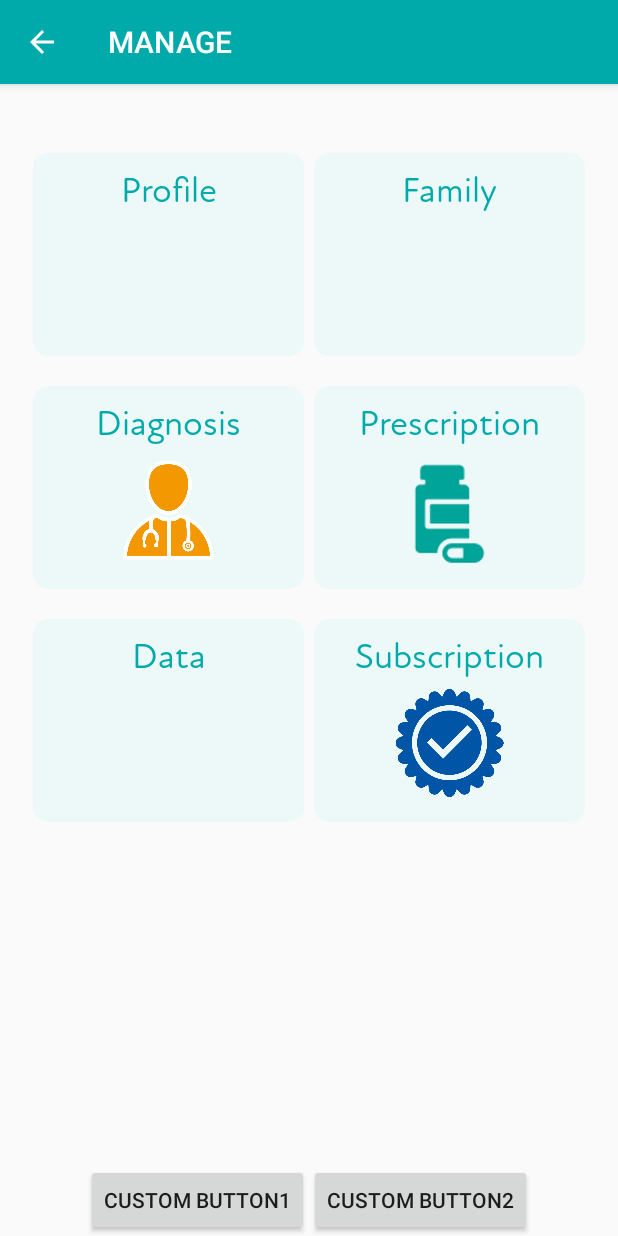
After one commit to priyamshah112/bapatla-health, an Android app: the Manage screen opened directly, with no data from a screen before it, on a phone screen of 412 x 824 dp. The commit adds this screen. Run offline under Robolectric (Android 15) with nearby library versions, the phone set to English and light mode, and no system bars.

Commit message:
manage page ongoing

```diff
--- a/app/build.gradle
+++ b/app/build.gradle
@@ -26,8 +26,8 @@ dependencies {
     implementation 'androidx.appcompat:appcompat:1.1.0'
     implementation 'androidx.constraintlayout:constraintlayout:1.1.3'
     implementation 'androidx.recyclerview:recyclerview:1.1.0'
+    implementation 'androidx.gridlayout:gridlayout:1.0.0'
     testImplementation 'junit:junit:4.12'
     androidTestImplementation 'androidx.test.ext:junit:1.1.1'
     androidTestImplementation 'androidx.test.espresso:espresso-core:3.2.0'
-
 }
--- a/app/src/main/AndroidManifest.xml
+++ b/app/src/main/AndroidManifest.xml
@@ -33,6 +33,8 @@
             android:parentActivityName=".MainActivity"></activity>
         <activity android:name=".DeviceSetupInfo"
             android:parentActivityName=".MainActivity"></activity>
+        <activity android:name=".Manage"
+            android:parentActivityName=".MainActivity"></activity>
         <activity android:name=".MainActivity">
             <intent-filter>
                 <action android:name="android.intent.action.MAIN" />
--- a/app/src/main/java/com/droiduino/companionappcourse/MainActivity.java
+++ b/app/src/main/java/com/droiduino/companionappcourse/MainActivity.java
@@ -188,6 +188,16 @@ public class MainActivity extends AppCompatActivity {
             }
         });
 
+        Button manageButton = findViewById(R.id.manageButton);
+        manageButton.setOnClickListener(new View.OnClickListener() {
+            @Override
+            public void onClick(View view) {
+                // This is the code to move to another screen
+                Intent intent = new Intent(MainActivity.this, Manage.class);
+                startActivity(intent);
+            }
+        });
+
     }
 
     /* ============================ Thread to Create Connection ================================= */
--- /dev/null
+++ b/app/src/main/java/com/droiduino/companionappcourse/Manage.java
@@ -0,0 +1,37 @@
+package com.droiduino.companionappcourse;
+
+import android.content.Intent;
+import android.os.Bundle;
+import android.view.View;
+import android.widget.TextView;
+
+import androidx.appcompat.app.AppCompatActivity;
+
+public class Manage extends AppCompatActivity {
+
+    @Override
+    protected void onCreate(Bundle savedInstanceState) {
+        super.onCreate(savedInstanceState);
+        setContentView(R.layout.manage);
+
+        // final TextView heading = findViewById(R.id.heading);
+        // heading.setText("Did you know");
+
+        //APP BAR PROPERTIES
+        // getSupportActionBar().hide(); // hides appbar
+        getSupportActionBar().setTitle("MANAGE");
+
+//        TextView forgotPasswordButton = findViewById(R.id.forgotPasswordButton);
+//
+//        forgotPasswordButton.setOnClickListener(new View.OnClickListener() {
+//            @Override
+//            public void onClick(View view) {
+//                // This is the code to move to another screen
+//                Intent intent = new Intent(Login.this, ForgotPassword.class);
+//                startActivity(intent);
+//            }
+//        });
+
+    }
+
+}
--- a/app/src/main/res/layout/activity_main.xml
+++ b/app/src/main/res/layout/activity_main.xml
@@ -112,11 +112,18 @@
             android:text="Device Setup Info" />
 
         <Button
-            android:id="@+id/loginButton"
+        android:id="@+id/loginButton"
+        android:layout_width="match_parent"
+        android:layout_height="wrap_content"
+        android:layout_weight="1"
+        android:text="Login Button" />
+
+        <Button
+            android:id="@+id/manageButton"
             android:layout_width="match_parent"
             android:layout_height="wrap_content"
             android:layout_weight="1"
-            android:text="Login Button" />
+            android:text="Manage Button" />
 
     </LinearLayout>
 </androidx.constraintlayout.widget.ConstraintLayout>
--- /dev/null
+++ b/app/src/main/res/layout/manage.xml
@@ -0,0 +1,207 @@
+<?xml version="1.0" encoding="utf-8"?>
+
+<RelativeLayout xmlns:android="http://schemas.android.com/apk/res/android"
+    xmlns:app="http://schemas.android.com/apk/res-auto"
+    xmlns:tools="http://schemas.android.com/tools"
+    android:layout_width="match_parent"
+    android:layout_height="match_parent"
+    tools:context=".Manage">
+
+    <LinearLayout
+        android:id="@+id/buttons"
+        android:layout_width="match_parent"
+        android:layout_height="wrap_content"
+        android:orientation="horizontal"
+        android:gravity="center"
+        android:layout_alignParentBottom="true"
+        app:layout_constraintEnd_toEndOf="parent"
+        app:layout_constraintStart_toStartOf="parent"
+        app:layout_constraintTop_toTopOf="parent">
+        <Button
+            android:layout_width="wrap_content"
+            android:layout_height="wrap_content"
+            android:text="Custom Button1"/>
+        <Button
+            android:layout_width="wrap_content"
+            android:layout_height="wrap_content"
+            android:text="Custom Button2"/>
+    </LinearLayout>
+
+    <ScrollView
+        android:layout_width="match_parent"
+        android:layout_height="match_parent"
+        android:layout_above="@id/buttons">
+        <!--Scrollable content here-->
+        <LinearLayout
+            android:layout_width="match_parent"
+            android:layout_height="wrap_content"
+            android:orientation="vertical"
+            android:layout_marginStart="22dp"
+            android:layout_marginTop="46dp"
+            android:layout_marginEnd="22dp" >
+
+            <GridLayout
+                android:layout_width="match_parent"
+                android:layout_height="wrap_content"
+                android:columnCount="2"
+                >
+
+                <LinearLayout
+                    android:layout_width="0dp"
+                    android:layout_height="135dp"
+                    android:layout_columnWeight="1"
+                    android:layout_gravity="fill_horizontal"
+                    android:background="@drawable/rounded_corners"
+                    android:layout_marginRight="3dp"
+                    android:orientation="vertical"
+                    android:layout_marginBottom="20dp">
+
+                    <TextView
+                        android:layout_width="match_parent"
+                        android:layout_height="wrap_content"
+                        android:text="Profile"
+                        android:textAlignment="center"
+                        android:textSize="24sp"
+                        android:textColor="@color/colorPrimary"
+                        android:fontFamily="@font/attenroundnewregular"
+                        android:layout_marginTop="10dp"/>
+
+                </LinearLayout>
+
+                <LinearLayout
+                    android:layout_width="0dp"
+                    android:layout_height="135dp"
+                    android:layout_columnWeight="1"
+                    android:layout_gravity="fill_horizontal"
+                    android:orientation="vertical"
+                    android:background="@drawable/rounded_corners"
+                    android:layout_marginLeft="3dp"
+                    android:layout_marginBottom="20dp">
+
+                    <TextView
+                        android:layout_width="match_parent"
+                        android:layout_height="wrap_content"
+                        android:text="Family"
+                        android:textAlignment="center"
+                        android:textSize="24sp"
+                        android:textColor="@color/colorPrimary"
+                        android:fontFamily="@font/attenroundnewregular"
+                        android:layout_marginTop="10dp"/>
+
+                </LinearLayout>
+
+                <LinearLayout
+                    android:layout_width="0dp"
+                    android:layout_height="135dp"
+                    android:layout_columnWeight="1"
+                    android:layout_gravity="fill_horizontal"
+                    android:background="@drawable/rounded_corners"
+                    android:orientation="vertical"
+                    android:layout_marginRight="3dp"
+                    android:layout_marginBottom="20dp">
+
+                    <TextView
+                        android:layout_width="match_parent"
+                        android:layout_height="wrap_content"
+                        android:text="Diagnosis"
+                        android:textAlignment="center"
+                        android:textSize="24sp"
+                        android:textColor="@color/colorPrimary"
+                        android:fontFamily="@font/attenroundnewregular"
+                        android:layout_marginTop="10dp"/>
+
+                    <ImageView
+                        android:layout_width="wrap_content"
+                        android:layout_height="72dp"
+                        android:src="@drawable/doctor_icon"
+                        android:layout_marginTop="6.66dp"
+                        android:layout_gravity="center"/>
+
+                </LinearLayout>
+
+                <LinearLayout
+                    android:layout_width="0dp"
+                    android:layout_height="135dp"
+                    android:layout_columnWeight="1"
+                    android:layout_gravity="fill_horizontal"
+                    android:orientation="vertical"
+                    android:background="@drawable/rounded_corners"
+                    android:layout_marginLeft="3dp"
+                    android:layout_marginBottom="20dp">
+
+                    <TextView
+                        android:layout_width="match_parent"
+                        android:layout_height="wrap_content"
+                        android:text="Prescription"
+                        android:textAlignment="center"
+                        android:textSize="24sp"
+                        android:textColor="@color/colorPrimary"
+                        android:fontFamily="@font/attenroundnewregular"
+                        android:layout_marginTop="10dp"/>
+
+                    <ImageView
+                        android:layout_width="wrap_content"
+                        android:layout_height="72dp"
+                        android:src="@drawable/precription"
+                        android:layout_marginTop="6.66dp"
+                        android:layout_gravity="center"/>
+
+                </LinearLayout>
+
+                <LinearLayout
+                    android:layout_width="0dp"
+                    android:layout_height="135dp"
+                    android:layout_columnWeight="1"
+                    android:layout_gravity="fill_horizontal"
+                    android:background="@drawable/rounded_corners"
+                    android:layout_marginRight="3dp"
+                    android:orientation="vertical"
+                    android:layout_marginBottom="20dp">
+
+                    <TextView
+                        android:layout_width="match_parent"
+                        android:layout_height="wrap_content"
+                        android:text="Data"
+                        android:textAlignment="center"
+                        android:textSize="24sp"
+                        android:textColor="@color/colorPrimary"
+                        android:fontFamily="@font/attenroundnewregular"
+                        android:layout_marginTop="10dp"/>
+
+                </LinearLayout>
+
+                <LinearLayout
+                    android:layout_width="0dp"
+                    android:layout_height="135dp"
+                    android:layout_columnWeight="1"
+                    android:layout_gravity="fill_horizontal"
+                    android:background="@drawable/rounded_corners"
+                    android:layout_marginLeft="3dp"
+                    android:orientation="vertical"
+                    android:layout_marginBottom="20dp">
+
+                    <TextView
+                        android:layout_width="match_parent"
+                        android:layout_height="wrap_content"
+                        android:text="Subscription"
+                        android:textAlignment="center"
+                        android:textSize="24sp"
+                        android:textColor="@color/colorPrimary"
+                        android:fontFamily="@font/attenroundnewregular"
+                        android:layout_marginTop="10dp"/>
+
+                    <ImageView
+                        android:layout_width="wrap_content"
+                        android:layout_height="72dp"
+                        android:src="@drawable/subscription"
+                        android:layout_marginTop="6.66dp"
+                        android:layout_gravity="center"/>
+
+                </LinearLayout>
+
+            </GridLayout>
+
+        </LinearLayout>
+    </ScrollView>
+
+</RelativeLayout>
```
Also changed, not shown: app/src/main/res/drawable/doctor_icon.png (added), app/src/main/res/drawable/precription.png (added), app/src/main/res/drawable/subscription.png (added).
